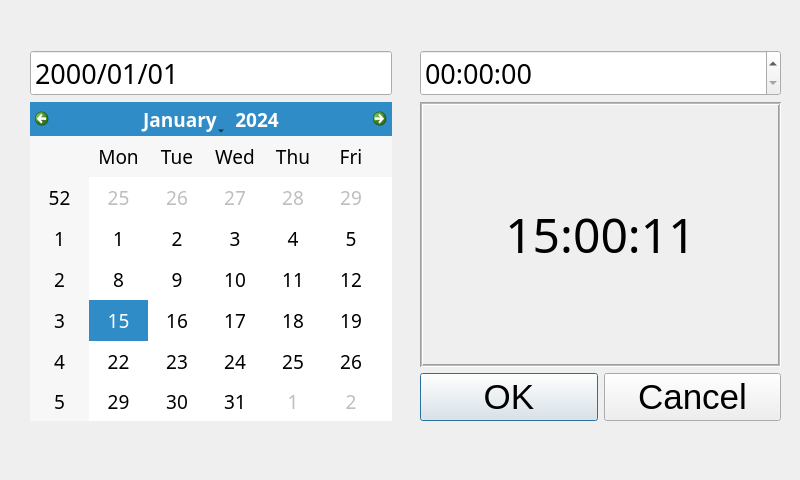
First picture: the form in src/Casco_DMI/DialogTimeupdate.ui, repository noodleBin/DMI, before the edit.
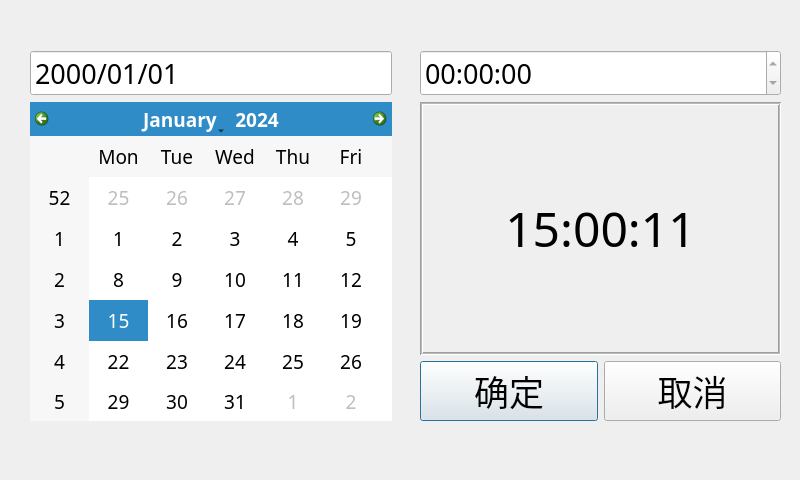
Second picture: the form after the edit.

Patch:
```diff
--- a/src/Casco_DMI/DialogTimeupdate.ui
+++ b/src/Casco_DMI/DialogTimeupdate.ui
@@ -13,7 +13,7 @@
   <property name="windowTitle">
    <string>Dialog</string>
   </property>
-  <widget class="QWidget" name="">
+  <widget class="QWidget" name="layoutWidget">
    <property name="geometry">
     <rect>
      <x>420</x>
@@ -31,6 +31,9 @@
         <pointsize>20</pointsize>
        </font>
       </property>
+      <property name="readOnly">
+       <bool>true</bool>
+      </property>
       <property name="currentSection">
        <enum>QDateTimeEdit::HourSection</enum>
       </property>
@@ -77,7 +80,7 @@
          </font>
         </property>
         <property name="text">
-         <string>OK</string>
+         <string>确定</string>
         </property>
        </widget>
       </item>
@@ -89,7 +92,7 @@
          </font>
         </property>
         <property name="text">
-         <string>Cancel</string>
+         <string>取消</string>
         </property>
        </widget>
       </item>
@@ -97,7 +100,7 @@
     </item>
    </layout>
   </widget>
-  <widget class="QWidget" name="">
+  <widget class="QWidget" name="layoutWidget">
    <property name="geometry">
     <rect>
      <x>30</x>
```
Left out of the diff: 2 changed lines with no effect on the pictures.
